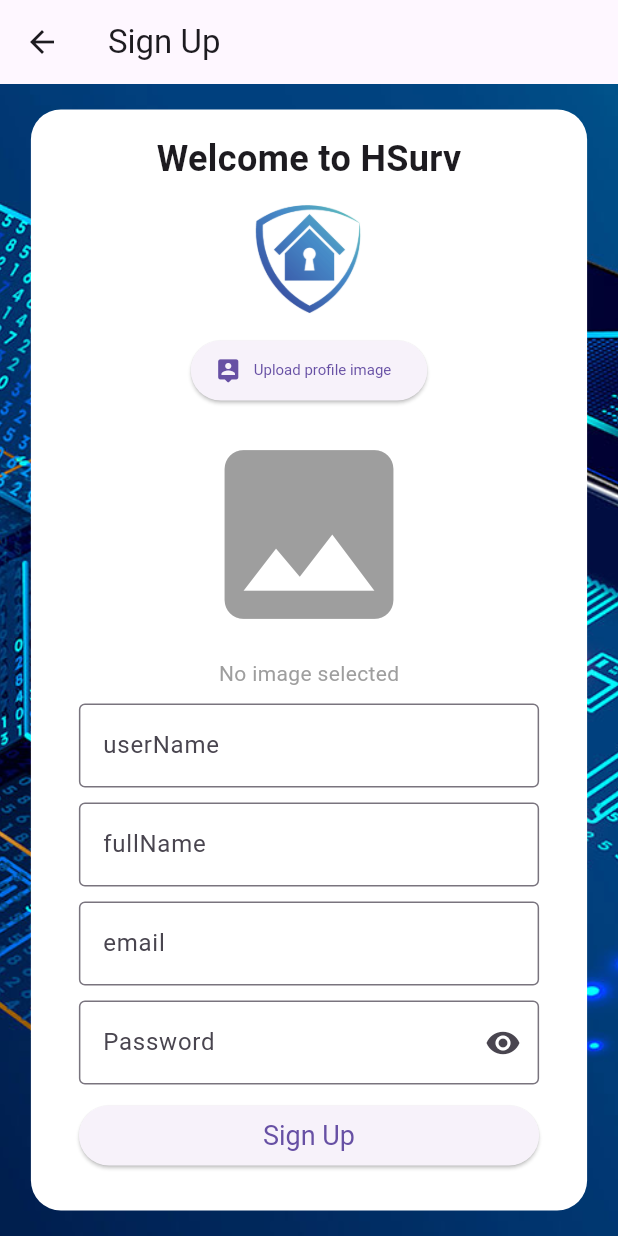
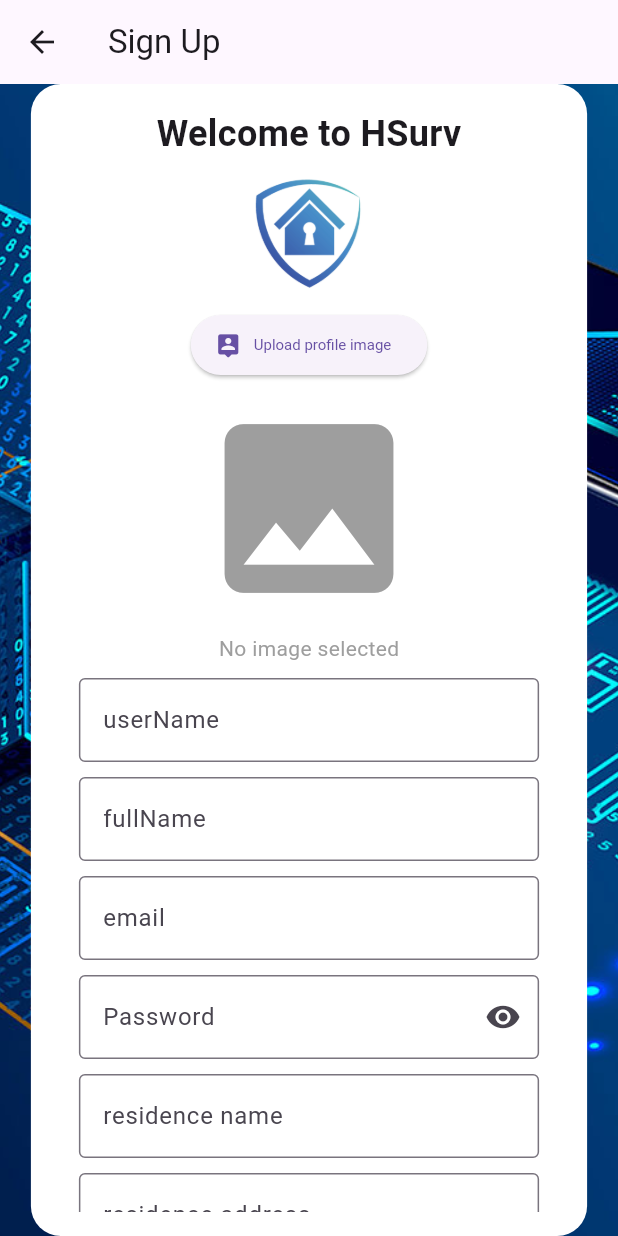
Before and after one commit to house-surveillance/home_surveillance_app, a Flutter app: the SignupScreen screen opened directly, on a phone screen of 412 x 824 dp. Run offline on Flutter 3.47's test engine with Material 3 defaults, Android fonts, the phone set to English and light mode, and no system bars; our stand-ins replace camera, firebase_core, firebase_messaging, flutter_local_notifications, image_picker, permission_handler and 2 more; accounts and stored records are empty.

Commit message:
upadte enpoints

```diff
--- a/lib/screens/signup_screen.dart
+++ b/lib/screens/signup_screen.dart
@@ -40,7 +40,7 @@ class SignupScreenState extends State<SignupScreen> {
     final userName = userNameController.text;
     final fullName = fullNameController.text;
     final residenceName = residenceNameController.text;
-    final residenceAddress = residenceAddressController;
+    final residenceAddress = residenceAddressController.text;
     List<String> userRoles = ["ADMIN"];
 
     Map<String, dynamic> fields = {
@@ -235,7 +235,7 @@ class SignupScreenState extends State<SignupScreen> {
                       ),
                     ),
                     const SizedBox(height: 10),
-                    /*Padding(
+                    Padding(
                       padding: const EdgeInsets.symmetric(horizontal: 16.0),
                       child: TextField(
                         controller: residenceNameController,
@@ -256,7 +256,7 @@ class SignupScreenState extends State<SignupScreen> {
                         ),
                       ),
                     ),
-                    const SizedBox(height: 10),*/
+                    const SizedBox(height: 10),
                     Padding(
                       padding: const EdgeInsets.symmetric(horizontal: 16.0),
                       child: SizedBox(
--- a/lib/screens/welcome_screen.dart
+++ b/lib/screens/welcome_screen.dart
@@ -17,7 +17,7 @@ class _WelcomeScreenState extends State<WelcomeScreen> {
     super.initState();
     // Iniciando el controlador con el ID del video de YouTube
     _controller = YoutubePlayerController(
-      initialVideoId: YoutubePlayer.convertUrlToId('https://www.youtube.com/watch?v=-u8B4IpOgM8&ab_channel=MR.PON-Topic')!,
+      initialVideoId: YoutubePlayer.convertUrlToId('https://www.youtube.com/watch?v=ZZlrGHerL4s')!,
       flags: const YoutubePlayerFlags(
         autoPlay: false,
         mute: false,
--- a/lib/services/api_service.dart
+++ b/lib/services/api_service.dart
@@ -7,7 +7,7 @@ import 'package:http_parser/http_parser.dart';
 class ApiService {
   //http://192.168.18.5:3000/api/v1
   //http://localhost:3000/api/v1
-  final String baseUrl = 'http://192.168.18.5:3000/api/v1';
+  final String baseUrl = 'https://065f-38-253-146-9.ngrok-free.app/api/v1';
 
   Future<dynamic> fetchData(String endpoint) async {
     print('Endpoint: $endpoint');
--- a/lib/services/auth_service.dart
+++ b/lib/services/auth_service.dart
@@ -10,7 +10,7 @@ import 'package:http_parser/http_parser.dart';
 class AuthService extends ChangeNotifier {
   //'http://192.168.18.5:3000/api/v1/auth';
   //'http://localhost:3000/api/v1/auth';
-  final String baseUrl = 'http://192.168.18.5:3000/api/v1/auth';
+  final String baseUrl = 'https://065f-38-253-146-9.ngrok-free.app/api/v1/auth';
 
   Future<bool> login(String email, String password) async {
     try {
@@ -92,6 +92,10 @@ class AuthService extends ChangeNotifier {
       request.fields['fullName'] = fullName;
       request.fields['creatorId'] = creatorId;
       request.fields['roles'] = userRoles.join(',');
+      request.fields['residenceName'] = residenceName;
+      request.fields['residenceAddress'] = userName;
+
+
 
       if (imageProfile != null) {
         var mimeType = lookupMimeType(imageProfile.path)!.split('/');
```
